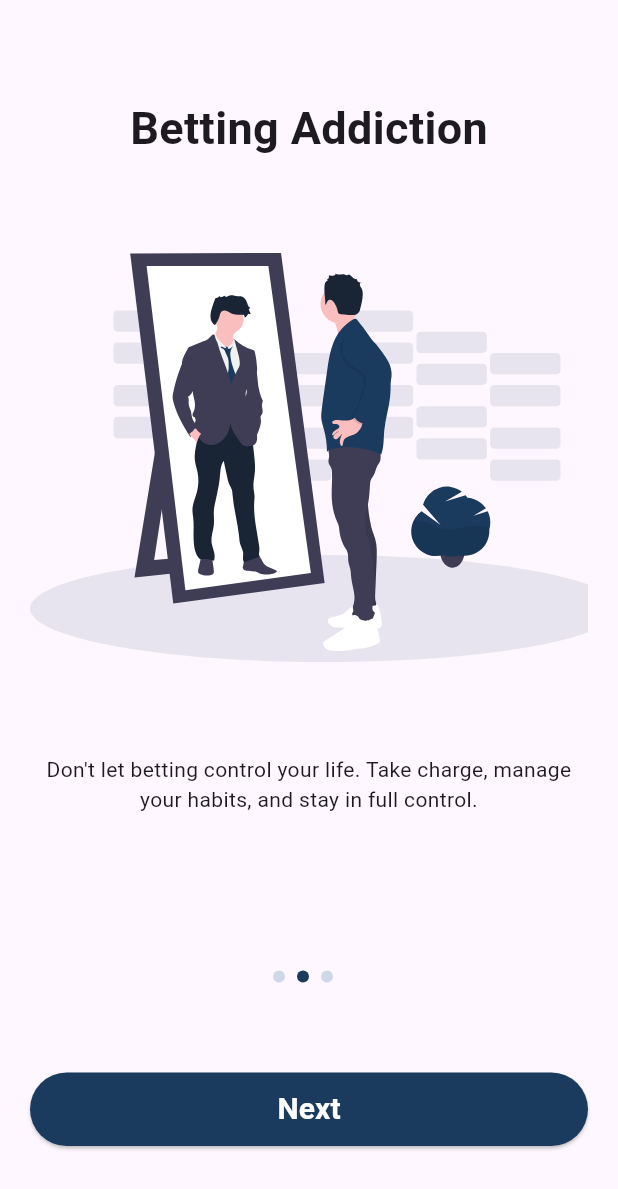
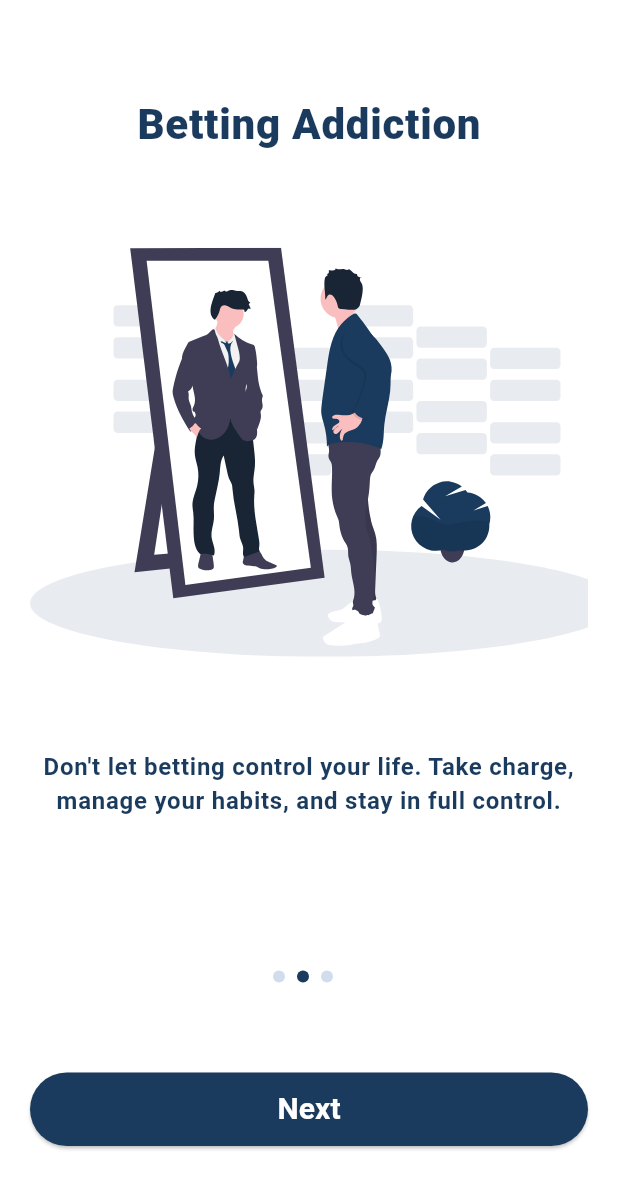
Before and after one commit to khan-ismail/Bet-Control, a Flutter app: the screen it shows after launch, after a tap on "Next", on a phone screen of 412 x 824 dp. Shown: the top 1189 px of the screen. Run offline on Flutter 3.47's test engine with Material 3 defaults, Android fonts, the light colour scheme and no system bars; our stand-ins replace flutter_riverpod, flutter_svg, google_fonts, hive_flutter; accounts and stored records are empty.

Commit message:
theme data updated

```diff
--- a/lib/bet_control_app.dart
+++ b/lib/bet_control_app.dart
@@ -1,3 +1,4 @@
+import 'package:betcontrol/core/theme/theme.dart';
 import 'package:betcontrol/pages/onboarding/onboarding_page.dart';
 import 'package:betcontrol/utils/loggers/logger.dart';
 import 'package:flutter/material.dart';
@@ -10,7 +11,8 @@ class BetControlApp extends StatelessWidget {
   Widget build(BuildContext context) {
     return ProviderScope(
       observers: [Logger()],
-      child: const MaterialApp(
+      child: MaterialApp(
+        theme: AppTheme.lightThemeMode,
         home: OnboardingPage(),
       ),
     );
--- a/lib/core/theme/text_styles.dart
+++ b/lib/core/theme/text_styles.dart
@@ -2,28 +2,9 @@ import 'package:betcontrol/core/theme/app_pallet.dart';
 import 'package:flutter/material.dart';
 
 abstract class AppTextStyles {
-  static const TextStyle bodyLarge = TextStyle(
-    fontSize: 24,
-    color: AppPallete.primary,
-  );
-
-  static const TextStyle bodyMedium = TextStyle(
-    fontSize: 20,
-    color: AppPallete.primary,
-  );
-
+  /// Small
   static const TextStyle bodySmall = TextStyle(
-    fontSize: 18,
-    color: AppPallete.primary,
-  );
-
-  static const TextStyle displayLarge = TextStyle(
-    fontSize: 16,
-    color: AppPallete.primary,
-  );
-
-  static const TextStyle displayMedium = TextStyle(
-    fontSize: 14,
+    fontSize: 10,
     color: AppPallete.primary,
   );
 
@@ -32,57 +13,70 @@ abstract class AppTextStyles {
     color: AppPallete.primary,
   );
 
-  static const TextStyle headlineLarge = TextStyle(
-    fontSize: 32,
-    color: AppPallete.primary,
-    fontWeight: FontWeight.bold,
-  );
-
-  static const TextStyle headlineMedium = TextStyle(
-    fontSize: 28,
-    color: AppPallete.primary,
-    fontWeight: FontWeight.bold,
-  );
-
   static const TextStyle headlineSmall = TextStyle(
-    fontSize: 26,
-    color: AppPallete.primary,
-    fontWeight: FontWeight.bold,
-  );
-
-  static const TextStyle labelLarge = TextStyle(
-    fontSize: 16,
-    color: AppPallete.primary,
-    fontWeight: FontWeight.bold,
-  );
-
-  static const TextStyle labelMedium = TextStyle(
     fontSize: 14,
     color: AppPallete.primary,
-    fontWeight: FontWeight.bold,
   );
 
   static const TextStyle labelSmall = TextStyle(
-    fontSize: 12,
+    fontSize: 16,
     color: AppPallete.primary,
-    fontWeight: FontWeight.bold,
-  );
-
-  static const TextStyle titleLarge = TextStyle(
-    fontSize: 24,
-    color: AppPallete.primary,
-    fontWeight: FontWeight.bold,
-  );
-
-  static const TextStyle titleMedium = TextStyle(
-    fontSize: 20,
-    color: AppPallete.primary,
-    fontWeight: FontWeight.bold,
   );
 
   static const TextStyle titleSmall = TextStyle(
     fontSize: 18,
     color: AppPallete.primary,
-    fontWeight: FontWeight.bold,
+  );
+
+  /// Medium
+  static const TextStyle bodyMedium = TextStyle(
+    fontSize: 20,
+    color: AppPallete.primary,
+  );
+
+  static const TextStyle displayMedium = TextStyle(
+    fontSize: 22,
+    color: AppPallete.primary,
+  );
+
+  static const TextStyle headlineMedium = TextStyle(
+    fontSize: 24,
+    color: AppPallete.primary,
+  );
+
+  static const TextStyle labelMedium = TextStyle(
+    fontSize: 25,
+    color: AppPallete.primary,
+  );
+
+  static const TextStyle titleMedium = TextStyle(
+    fontSize: 26,
+    color: AppPallete.primary,
+  );
+
+  /// Large
+  static const TextStyle bodyLarge = TextStyle(
+    fontSize: 28,
+    color: AppPallete.primary,
+  );
+
+  static const TextStyle displayLarge = TextStyle(
+    fontSize: 30,
+    color: AppPallete.primary,
+  );
+
+  static const TextStyle headlineLarge = TextStyle(
+    fontSize: 32,
+    color: AppPallete.primary,
+  );
+
+  static const TextStyle labelLarge = TextStyle(
+    fontSize: 34,
+    color: AppPallete.primary,
+  );
+
+  static const TextStyle titleLarge = TextStyle(
+    fontSize: 36,
+    color: AppPallete.primary,
   );
 }
--- a/lib/core/theme/theme.dart
+++ b/lib/core/theme/theme.dart
@@ -15,7 +15,7 @@
   static _border([Color color = AppPallete.primary]) => OutlineInputBorder(
         borderSide: BorderSide(
           color: color,
-          width: 3,
+          width: 2,
         ),
         borderRadius: BorderRadius.circular(10),
       );
@@ -39,8 +39,11 @@
         ),
       );
 
-  static const _appBarTheme = const AppBarTheme(
+  static final _appBarTheme = AppBarTheme(
     backgroundColor: AppPallete.backgroundColor,
+    titleTextStyle: AppTextStyles.bodyLarge.copyWith(
+      fontWeight: FontWeight.w800,
+    ),
   );
 
   static final lightThemeMode = ThemeData.light().copyWith(
@@ -48,7 +51,7 @@
     scaffoldBackgroundColor: AppPallete.backgroundColor,
     appBarTheme: _appBarTheme,
     inputDecorationTheme: InputDecorationTheme(
-      contentPadding: const EdgeInsets.all(27),
+      contentPadding: const EdgeInsets.all(8),
       enabledBorder: _border(),
       focusedBorder: _border(),
     ),
--- a/lib/pages/onboarding/onboarding_page.dart
+++ b/lib/pages/onboarding/onboarding_page.dart
@@ -1,6 +1,6 @@
-import 'package:betcontrol/pages/home/home_page.dart';
 import 'package:betcontrol/pages/onboarding/widgets/onboarding_body.dart';
 import 'package:betcontrol/pages/onboarding/widgets/onboarding_button.dart';
+import 'package:betcontrol/pages/sign_up/sign_up_page.dart';
 import 'package:flutter/material.dart';
 
 class OnboardingPage extends StatefulWidget {
@@ -79,7 +79,8 @@ class _OnboardingPageState extends State<OnboardingPage> {
                   if (_currentPage == onboardingData.length - 1) {
                     Navigator.pushReplacement(
                       context,
-                      MaterialPageRoute(builder: (context) => const HomePage()),
+                      MaterialPageRoute(
+                          builder: (context) => const SignUpPage()),
                     );
                   } else {
                     _pageController.nextPage(
@@ -108,7 +109,7 @@ class _OnboardingPageState extends State<OnboardingPage> {
       decoration: BoxDecoration(
         color: _currentPage == index
             ? const Color(0xff1A3B5D)
-            : const Color(0xff628FBE).withOpacity(0.3),
+            : const Color(0xff628FBE).withValues(alpha: 0.3),
         borderRadius: BorderRadius.circular(4),
       ),
     );
--- a/lib/pages/onboarding/widgets/onboarding_body.dart
+++ b/lib/pages/onboarding/widgets/onboarding_body.dart
@@ -22,10 +22,9 @@ class OnboardingBody extends StatelessWidget {
         children: [
           Text(
             title,
-            style: const TextStyle(
-              fontSize: 30,
-              fontWeight: FontWeight.bold,
-            ),
+            style: Theme.of(context).textTheme.bodyLarge!.copyWith(
+                  fontWeight: FontWeight.w800,
+                ),
           ),
           const SizedBox(height: 60),
           SvgPicture.asset(image),
@@ -33,6 +32,10 @@ class OnboardingBody extends StatelessWidget {
           Text(
             description,
             textAlign: TextAlign.center,
+            style: Theme.of(context)
+                .textTheme
+                .labelSmall!
+                .copyWith(fontWeight: FontWeight.w600),
           )
         ],
       ),
--- a/pubspec.yaml
+++ b/pubspec.yaml
@@ -12,6 +12,7 @@ dependencies:
   flutter_native_splash: ^2.4.3
   flutter_riverpod: ^2.6.1
   flutter_svg: ^2.0.16
+  get: ^4.6.6
   google_fonts: ^6.2.1
   hive: ^2.2.3
   hive_flutter: ^1.1.0
@@ -49,6 +50,7 @@ flutter:
     - assets/images/onboarding/
     - assets/images/raster/splash/
     - assets/jsons/
+    - assets/images/authentication/
 
   fonts:
     - family: Nunito
```
Also changed, not shown: pubspec.lock.
